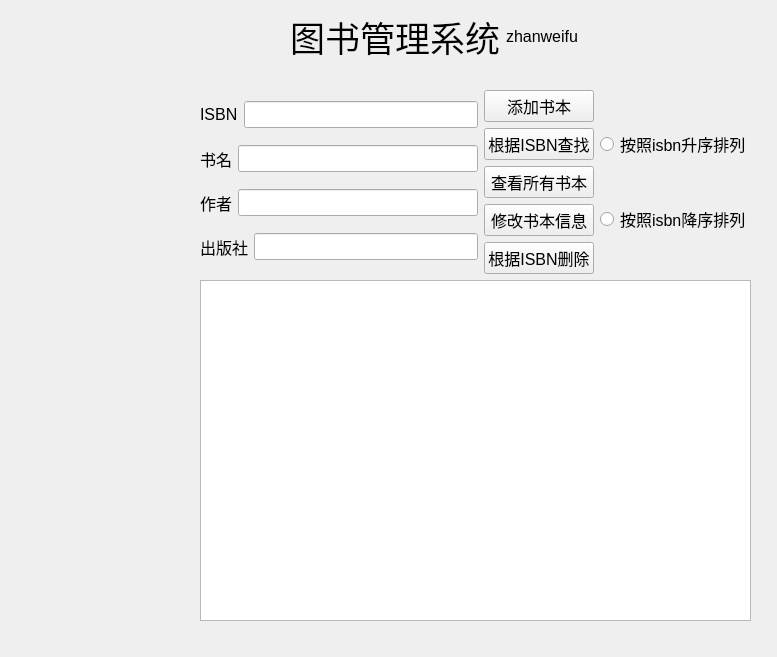
Old version of the form administrator.ui in the repository summerwunder/LibraryManagement.
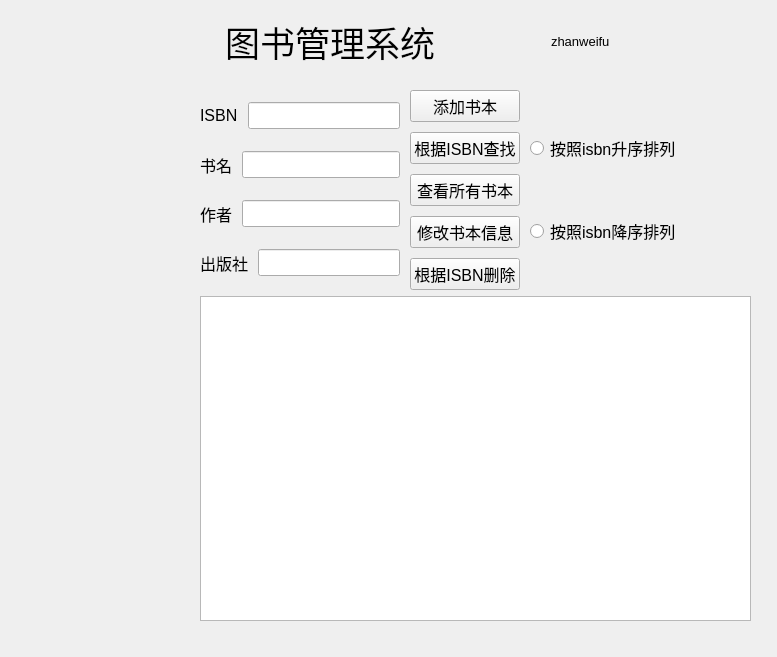
New version of the form. Custom widgets are drawn as their Qt base class.

Diff of the .ui file:
```diff
--- a/administrator.ui
+++ b/administrator.ui
@@ -26,20 +26,7 @@
     <number>0</number>
    </property>
    <widget class="QWidget" name="page">
-    <widget class="QLabel" name="label_7">
-     <property name="geometry">
-      <rect>
-       <x>230</x>
-       <y>40</y>
-       <width>69</width>
-       <height>20</height>
-      </rect>
-     </property>
-     <property name="text">
-      <string/>
-     </property>
-    </widget>
-    <widget class="QWidget" name="">
+    <widget class="QWidget" name="layoutWidget">
      <property name="geometry">
       <rect>
        <x>60</x>
@@ -50,7 +37,10 @@
      </property>
      <layout class="QVBoxLayout" name="verticalLayout_4">
       <item>
-       <layout class="QHBoxLayout" name="horizontalLayout_6">
+       <layout class="QHBoxLayout" name="horizontalLayout_6" stretch="0,0,10">
+        <property name="spacing">
+         <number>10</number>
+        </property>
         <item>
          <layout class="QVBoxLayout" name="verticalLayout">
           <item>
@@ -220,7 +210,7 @@
          </layout>
         </item>
         <item>
-         <layout class="QVBoxLayout" name="verticalLayout_2">
+         <layout class="QVBoxLayout" name="verticalLayout_2" stretch="0,0">
           <item>
            <widget class="QRadioButton" name="ascBookOrder">
             <property name="font">
@@ -392,10 +382,10 @@
      <x>12</x>
      <y>14</y>
      <width>751</width>
-     <height>45</height>
+     <height>55</height>
     </rect>
    </property>
-   <layout class="QHBoxLayout" name="horizontalLayout" stretch="2,0,0,0,1">
+   <layout class="QHBoxLayout" name="horizontalLayout" stretch="2,3,0,0,1">
     <item>
      <spacer name="horizontalSpacer">
       <property name="orientation">
@@ -426,7 +416,7 @@
      <widget class="QLabel" name="userName">
       <property name="font">
        <font>
-        <pointsize>12</pointsize>
+        <pointsize>10</pointsize>
        </font>
       </property>
       <property name="text">
@@ -448,7 +438,15 @@
      </spacer>
     </item>
     <item>
-     <widget class="dateLabel" name="widget" native="true"/>
+     <widget class="dateLabel" name="widget" native="true">
+      <property name="font">
+       <font>
+        <family>Kristen ITC</family>
+        <pointsize>10</pointsize>
+        <italic>false</italic>
+       </font>
+      </property>
+     </widget>
     </item>
    </layout>
   </widget>
```
Left out of the diff: 6 changed lines with no effect on the pictures.
